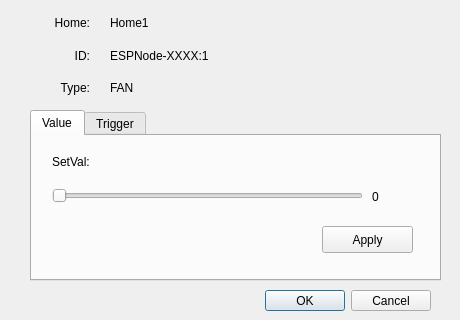
Above: valsetform.ui from Rabenda/mqtt_show_data_client before the change. Below: the same form after it.
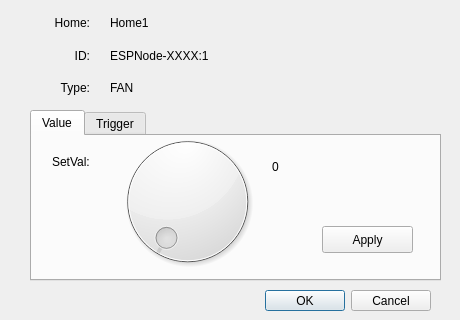
That is the form after the change. Icons and pictures are not drawn.

Diff of the .ui file:
```diff
--- a/valsetform.ui
+++ b/valsetform.ui
@@ -103,24 +103,11 @@
     <attribute name="title">
      <string>Value</string>
     </attribute>
-    <widget class="QSlider" name="horizontalSlider">
+    <widget class="QLabel" name="label_val">
      <property name="geometry">
       <rect>
-       <x>20</x>
-       <y>50</y>
-       <width>311</width>
-       <height>20</height>
-      </rect>
-     </property>
-     <property name="orientation">
-      <enum>Qt::Horizontal</enum>
-     </property>
-    </widget>
-    <widget class="QLabel" name="label_4">
-     <property name="geometry">
-      <rect>
-       <x>340</x>
-       <y>40</y>
+       <x>240</x>
+       <y>10</y>
        <width>51</width>
        <height>41</height>
       </rect>
@@ -155,6 +142,19 @@
       <string>Apply</string>
      </property>
     </widget>
+    <widget class="QDial" name="dial">
+     <property name="geometry">
+      <rect>
+       <x>80</x>
+       <y>-10</y>
+       <width>151</width>
+       <height>151</height>
+      </rect>
+     </property>
+     <property name="maximum">
+      <number>255</number>
+     </property>
+    </widget>
    </widget>
    <widget class="QWidget" name="tab_setTrigger">
     <attribute name="title">
```
